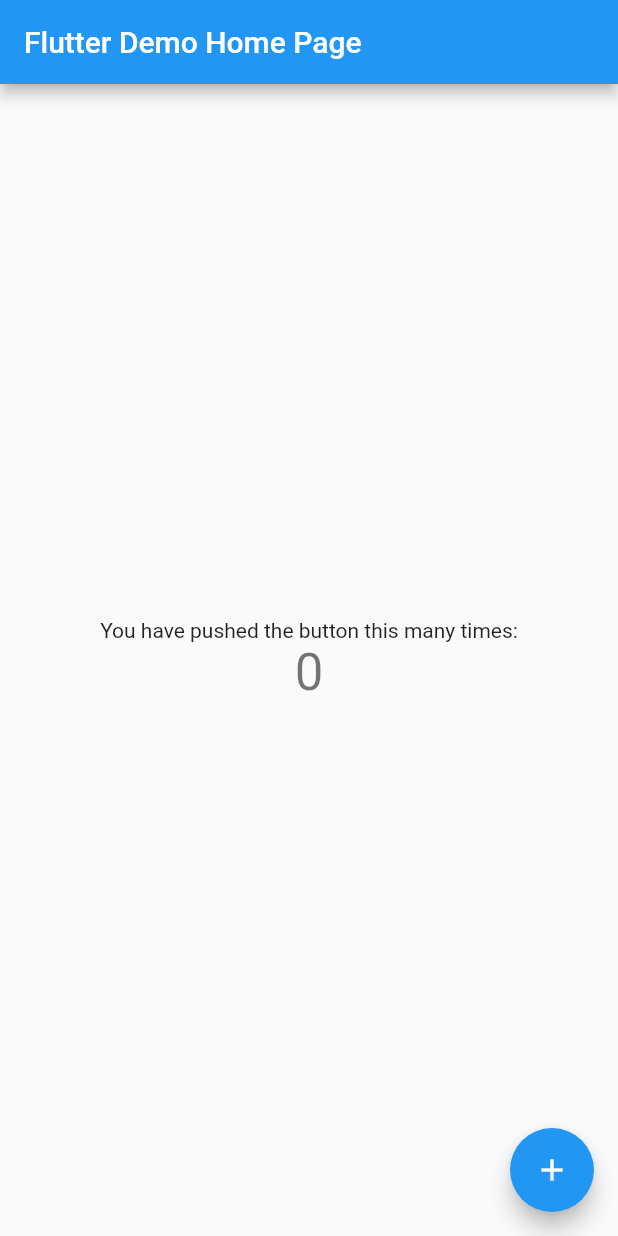
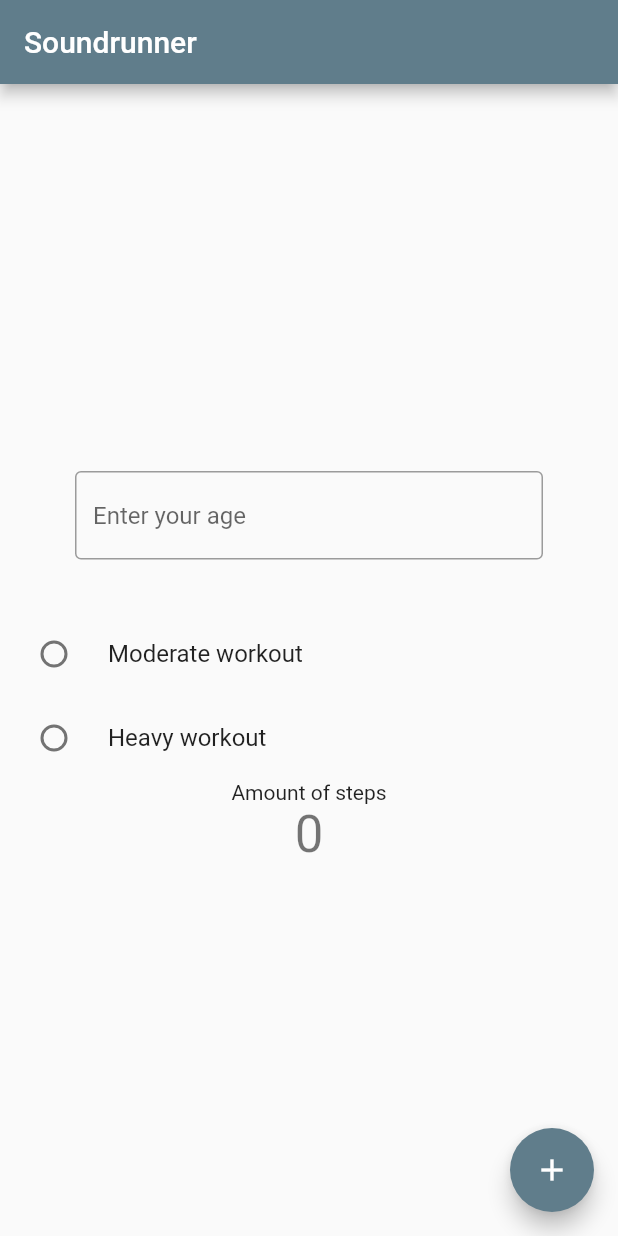
Before and after one commit to luke-vg/soundrunner, a Flutter app: the screen it shows after launch, on a phone screen of 412 x 824 dp. Run offline on Flutter 3.47's test engine with Material 2 defaults, Android fonts, the light colour scheme and no system bars.

Commit message:
Basic interface layout and version fix
Created radiobuttons that log output, and changed sdk versions around to enable HealthConnect to work with the app

```diff
--- a/soundrunner/lib/main.dart
+++ b/soundrunner/lib/main.dart
@@ -1,3 +1,5 @@
+import 'dart:developer';
+
 import 'package:flutter/material.dart';
 
 void main() {
@@ -22,9 +24,9 @@
         // or simply save your changes to "hot reload" in a Flutter IDE).
         // Notice that the counter didn't reset back to zero; the application
         // is not restarted.
-        primarySwatch: Colors.blue,
+        primarySwatch: Colors.blueGrey,
       ),
-      home: const MyHomePage(title: 'Flutter Demo Home Page'),
+      home: const MyHomePage(title: 'Soundrunner'),
     );
   }
 }
@@ -42,7 +44,6 @@
   // always marked "final".
 
   final String title;
-
   @override
   State<MyHomePage> createState() => _MyHomePageState();
 }
@@ -95,8 +96,43 @@
           // horizontal).
           mainAxisAlignment: MainAxisAlignment.center,
           children: <Widget>[
+            Container(
+              margin: const EdgeInsets.fromLTRB(50, 10, 50, 35),
+              child: const TextField(
+                decoration: InputDecoration(
+                  border: OutlineInputBorder(),
+                  hintText: 'Enter your age',
+                ),
+              ),
+            ),
+            Column(
+              children: [
+                RadioListTile(
+                  title: const Text("Moderate workout"),
+                  value: "moderate",
+                  groupValue: "test",
+                  onChanged: (value) {
+                    setState(() {
+                      var test = value.toString();
+                      log(test);
+                    });
+                  },
+                ),
+                RadioListTile(
+                  title: const Text("Heavy workout"),
+                  value: "heavy",
+                  groupValue: "test",
+                  onChanged: (value) {
+                    setState(() {
+                      var test = value.toString();
+                      log(test);
+                    });
+                  },
+                ),
+              ],
+            ),
             const Text(
-              'You have pushed the button this many times:',
+              'Amount of steps',
             ),
             Text(
               '$_counter',
```
Also changed, not shown: 2 other files.
